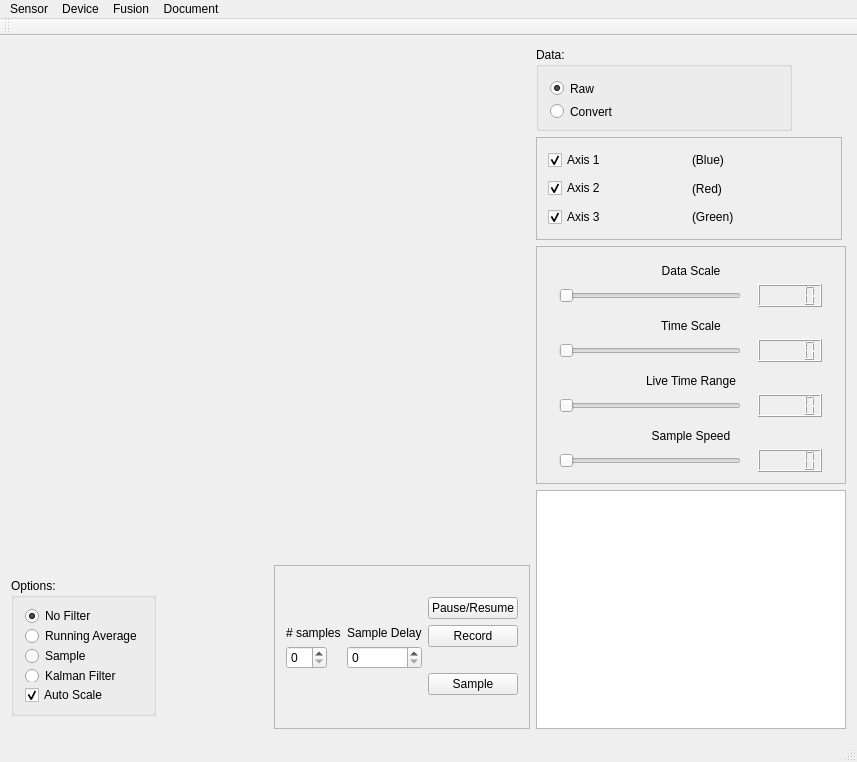
Before: the Qt Designer form Software/makeProfile/makeProfile/mainwindow.ui in UCCS-Robotics/animated-archer, drawn with Qt 5.
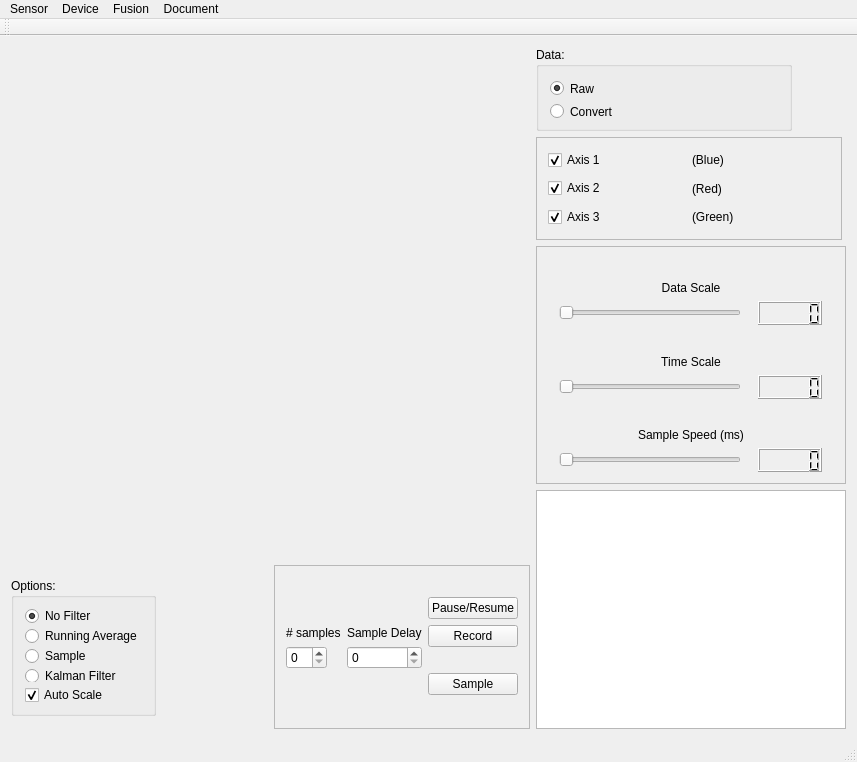
After: the same form once the commit is applied. Custom widgets are drawn as their Qt base class.

Commit message: Fixed some auto scaling issues

```diff
--- a/Software/makeProfile/makeProfile/mainwindow.ui
+++ b/Software/makeProfile/makeProfile/mainwindow.ui
@@ -456,53 +456,12 @@
              </item>
             </layout>
            </item>
-           <item>
-            <layout class="QVBoxLayout" name="verticalLayout_9">
-             <item>
-              <widget class="QLabel" name="label_5">
-               <property name="text">
-                <string>Live Time Range</string>
-               </property>
-               <property name="alignment">
-                <set>Qt::AlignBottom|Qt::AlignHCenter</set>
-               </property>
-              </widget>
-             </item>
-             <item>
-              <layout class="QHBoxLayout" name="horizontalLayout_8">
-               <item>
-                <widget class="QSlider" name="horizontalSliderTime">
-                 <property name="maximumSize">
-                  <size>
-                   <width>182</width>
-                   <height>24</height>
-                  </size>
-                 </property>
-                 <property name="orientation">
-                  <enum>Qt::Horizontal</enum>
-                 </property>
-                </widget>
-               </item>
-               <item>
-                <widget class="QLCDNumber" name="lcdNumberTime">
-                 <property name="maximumSize">
-                  <size>
-                   <width>64</width>
-                   <height>24</height>
-                  </size>
-                 </property>
-                </widget>
-               </item>
-              </layout>
-             </item>
-            </layout>
-           </item>
            <item>
             <layout class="QVBoxLayout" name="verticalLayout_7">
              <item>
               <widget class="QLabel" name="label_4">
                <property name="text">
-                <string>Sample Speed</string>
+                <string>Sample Speed (ms)</string>
                </property>
                <property name="alignment">
                 <set>Qt::AlignBottom|Qt::AlignHCenter</set>
```
Left out of the diff: 14 changed lines with no effect on the pictures. The commit also changes 2 other files.
